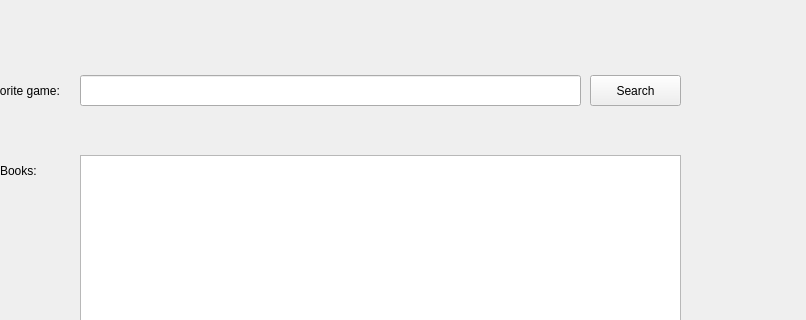
Qt form form.ui (DhairyaSurana/Games-to-Books) before a commit; both pictures show x 130 to 936 and y 95 to 415 of the 936 by 609 pixel window.
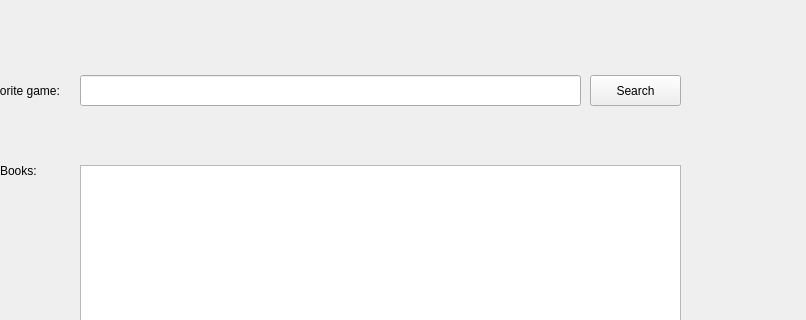
The same form after that commit.

Commit message: Added Amazon links

Diff of the .ui file:
```diff
--- a/form.ui
+++ b/form.ui
@@ -80,15 +80,21 @@
     <string>Search</string>
    </property>
   </widget>
-  <widget class="QTextEdit" name="game_list">
+  <widget class="QListWidget" name="game_list">
    <property name="geometry">
     <rect>
      <x>210</x>
-     <y>250</y>
+     <y>260</y>
      <width>601</width>
-     <height>311</height>
+     <height>301</height>
     </rect>
    </property>
+   <property name="sizePolicy">
+    <sizepolicy hsizetype="Expanding" vsizetype="Expanding">
+     <horstretch>30</horstretch>
+     <verstretch>0</verstretch>
+    </sizepolicy>
+   </property>
   </widget>
  </widget>
  <resources/>
```
The commit also changes 1 other file.
